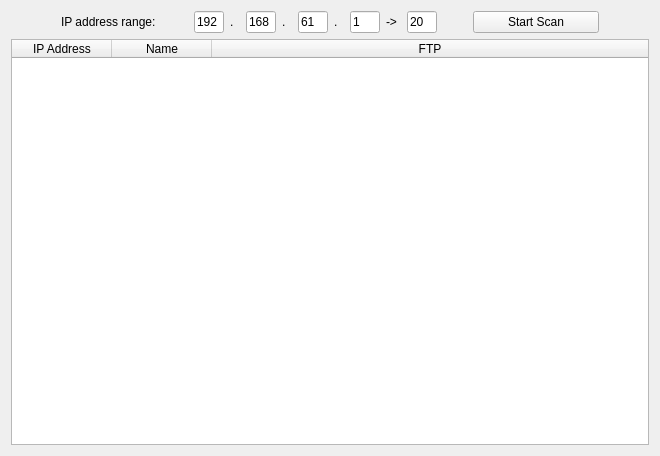
Qt form network_scanner.ui (easyupdo/XTerm) before a commit.
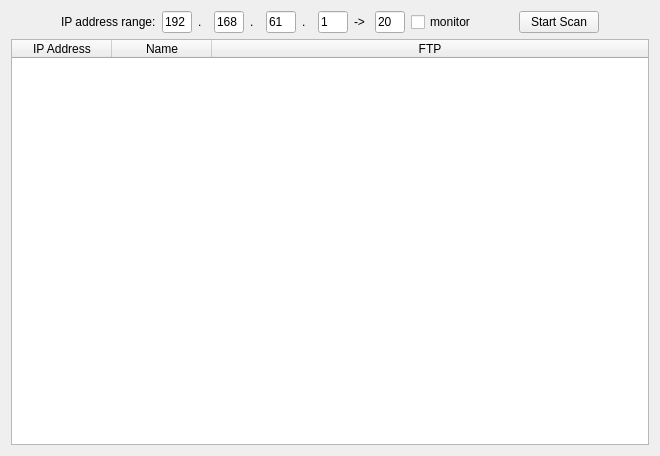
The same form after that commit.

Commit message: src:network_scanner add monitor

The edit to the form file:
```diff
--- a/network_scanner.ui
+++ b/network_scanner.ui
@@ -210,6 +210,13 @@
        </property>
       </widget>
      </item>
+     <item>
+      <widget class="QCheckBox" name="checkBox">
+       <property name="text">
+        <string>monitor</string>
+       </property>
+      </widget>
+     </item>
      <item>
       <spacer name="horizontalSpacer">
        <property name="orientation">
```
The commit also changes 6 other files.
